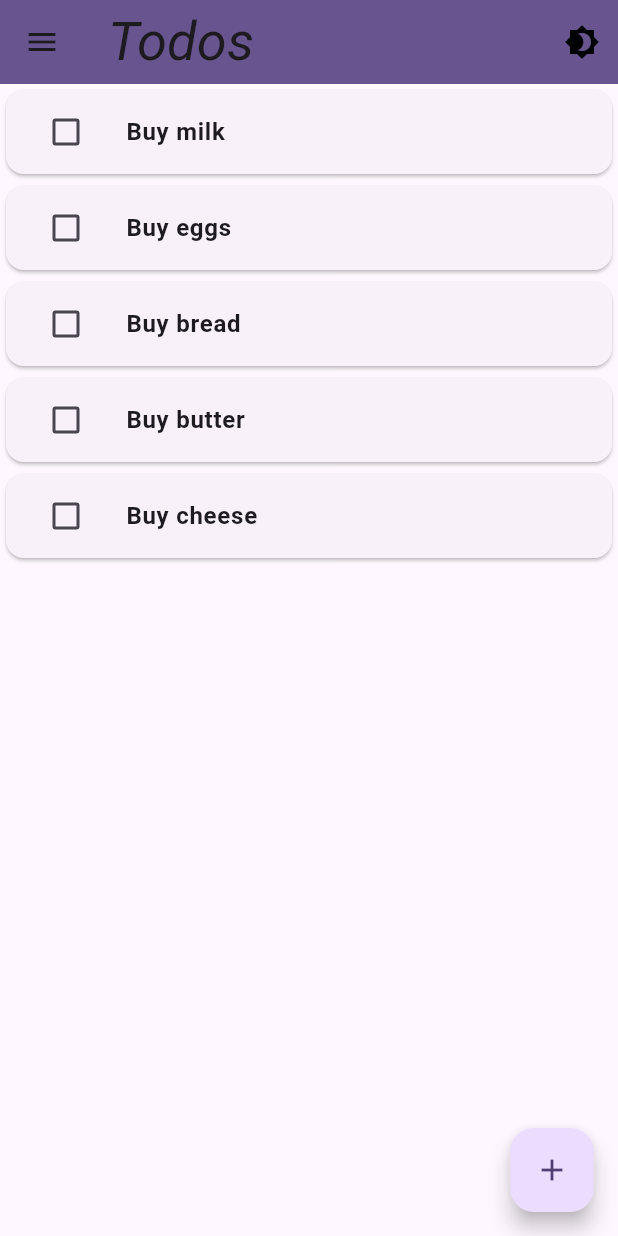
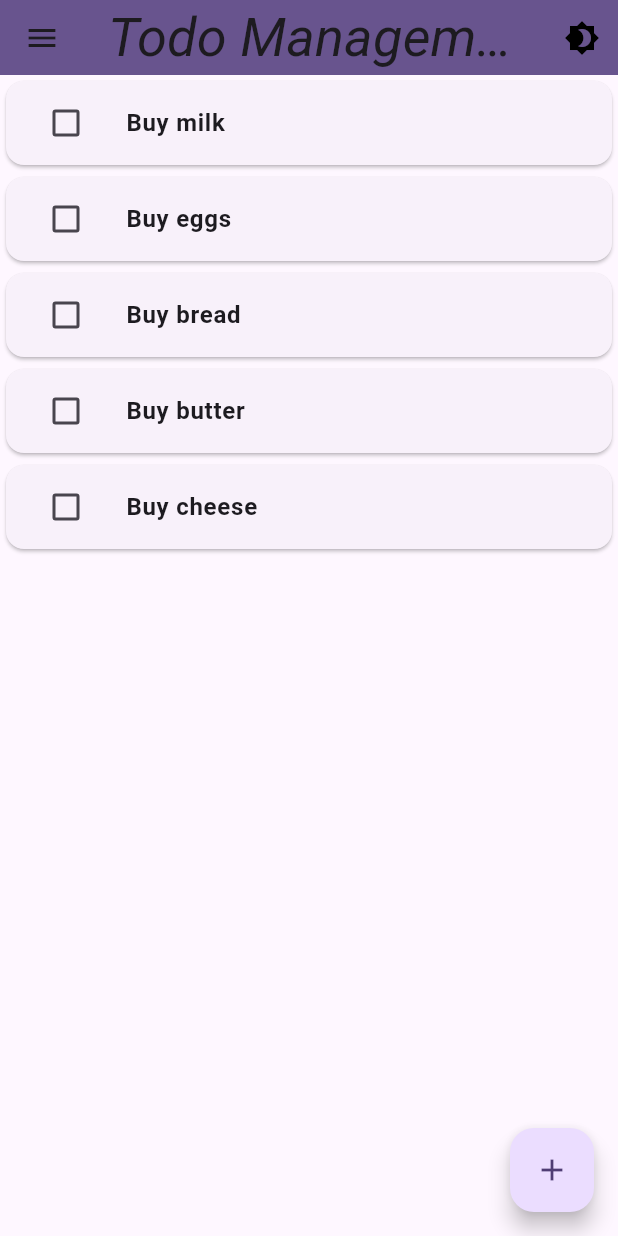
Before and after one commit to H4zlq/flutter-todo, a Flutter app: the screen it shows after launch, on a phone screen of 412 x 824 dp. Run offline on Flutter 3.47's test engine with Material 3 defaults, Android fonts, the phone set to English and light mode, and no system bars.

Commit message:
Refactor home screen and add TodoAppBar component

```diff
--- a/lib/app/screens/home_screen.dart
+++ b/lib/app/screens/home_screen.dart
@@ -1,5 +1,5 @@
 import 'package:flutter/material.dart';
-import 'package:provider/provider.dart';
+import 'package:todo_app/app/shared/components/todo_app_bar.dart';
 
 /* Application structures */
 
@@ -7,16 +7,12 @@ import 'package:provider/provider.dart';
 import '../shared/components/todo_list.dart';
 import '../shared/components/todo_dialog.dart';
 
-// Contexts
-import '../contexts/theme_context.dart';
-
 class HomeScreen extends StatelessWidget {
   const HomeScreen({super.key});
 
   @override
   Widget build(BuildContext context) {
     var theme = Theme.of(context);
-    var themeProvider = Provider.of<ThemeContext>(context);
 
     return Scaffold(
         drawer: Drawer(
@@ -44,23 +40,7 @@ class HomeScreen extends StatelessWidget {
             ],
           ),
         ),
-        appBar: AppBar(
-            title: const Text('Todos'),
-            backgroundColor: Theme.of(context).colorScheme.primary,
-            actions: [
-              IconButton(
-                onPressed: themeProvider.toggleTheme,
-                icon: themeProvider.isDark
-                    ? const Icon(
-                        Icons.brightness_7,
-                        color: Colors.white,
-                      )
-                    : const Icon(
-                        Icons.brightness_4,
-                        color: Colors.black,
-                      ),
-              ),
-            ]),
+        appBar: const TodoAppBar(title: 'Todo Management'),
         body: const TodoList(),
         floatingActionButton: FloatingActionButton(
           onPressed: () {
--- /dev/null
+++ b/lib/app/shared/components/todo_app_bar.dart
@@ -0,0 +1,37 @@
+import 'package:flutter/material.dart';
+import 'package:provider/provider.dart';
+
+import '../../contexts/theme_context.dart';
+
+class TodoAppBar extends StatelessWidget implements PreferredSizeWidget {
+  final String title;
+
+  const TodoAppBar({super.key, required this.title});
+
+  @override
+  Widget build(BuildContext context) {
+    var themeProvider = Provider.of<ThemeContext>(context);
+
+    return AppBar(
+        title: Text(title),
+        backgroundColor: Theme.of(context).colorScheme.primary,
+        actions: [
+          IconButton(
+            onPressed: themeProvider.toggleTheme,
+            icon: themeProvider.isDark
+                ? const Icon(
+                    Icons.brightness_7,
+                    color: Colors.white,
+                  )
+                : const Icon(
+                    Icons.brightness_4,
+                    color: Colors.black,
+                  ),
+          ),
+        ]);
+  }
+
+  @override
+  // TODO: implement preferredSize
+  Size get preferredSize => const Size.fromHeight(50);
+}
```
